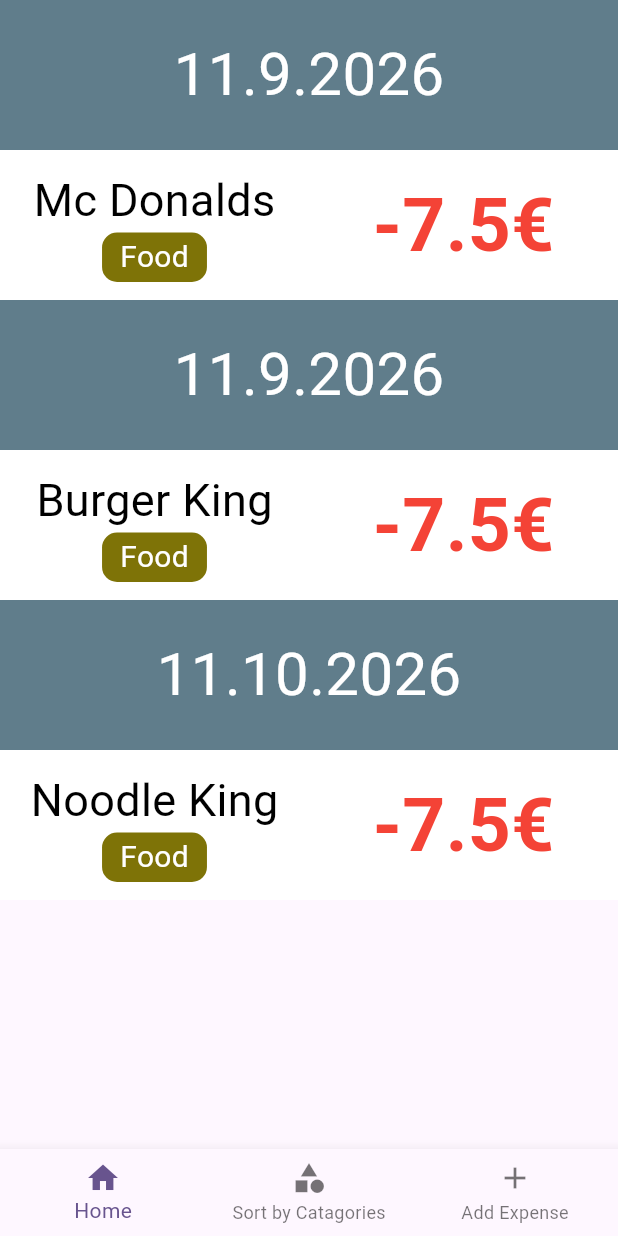
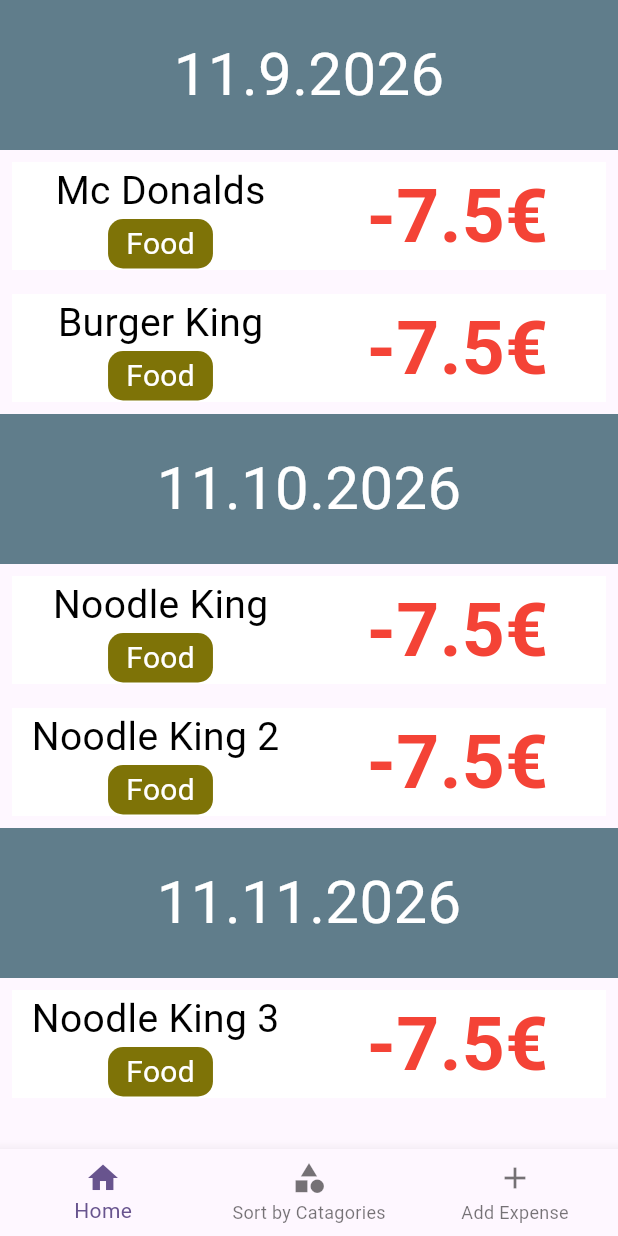
Before and after one commit to domeniksabitzer08-create/simple-expense-tracker, a Flutter app: the screen it shows after launch, on a phone screen of 412 x 824 dp. Run offline on Flutter 3.47's test engine with Material 3 defaults, Android fonts, the light colour scheme and no system bars.

Commit message:
fixed displaying view, added routes, preparation for changing views

```diff
--- /dev/null
+++ b/lib/constants/routes.dart
@@ -0,0 +1,2 @@
+const mainViewRoute = "/mainViewRoute";
+const newExpenseViewRoute = "/newExpemseView";
--- a/lib/main.dart
+++ b/lib/main.dart
@@ -1,5 +1,7 @@
 import 'package:flutter/material.dart';
+import 'package:simple_expense_tracker/constants/routes.dart';
 import 'package:simple_expense_tracker/views/main_view.dart';
+import 'package:simple_expense_tracker/views/new_expense_view.dart';
 
 void main() {
   runApp(const MyApp());
@@ -15,6 +17,10 @@
       title: 'Flutter Demo',
       theme: ThemeData(colorScheme: .fromSeed(seedColor: Colors.deepPurple)),
       home: const MainView(),
+      routes: {
+        mainViewRoute: (context) => MainView(),
+        newExpenseViewRoute: (context) => NewExpenseView(),
+      },
     );
   }
 }
--- a/lib/views/main_view.dart
+++ b/lib/views/main_view.dart
@@ -48,12 +48,32 @@
         color: const Color.fromARGB(255, 126, 115, 7),
       ),
     ),
+    Expense(
+      id: 0,
+      name: "Noodle King 2 ",
+      date: DateTime(2026, 10, 11),
+      expense: 7.50,
+      category: Category(
+        id: 0,
+        name: "Food",
+        color: const Color.fromARGB(255, 126, 115, 7),
+      ),
+    ),
+    Expense(
+      id: 0,
+      name: "Noodle King 3 ",
+      date: DateTime(2026, 11, 11),
+      expense: 7.50,
+      category: Category(
+        id: 0,
+        name: "Food",
+        color: const Color.fromARGB(255, 126, 115, 7),
+      ),
+    ),
   ];
 
-  List<DateTime> dates = [];
   @override
   Widget build(BuildContext context) {
-    List<dynamic> uiList = createList();
     return Scaffold(
       bottomNavigationBar: BottomNavigationBar(
         items: [
@@ -71,27 +91,49 @@
           ),
         ],
       ),
-      body: ListView.builder(
+      body: MainListView(expenes: expenes),
+    );
+  }
+}
+
+class MainListView extends StatefulWidget {
+  const new({
+    super.key,
+    required this.expenes,
+  });
+
+  final List<dynamic> expenes;
+
+  @override
+  State<MainListView> createState() => _MainListViewState();
+}
+
+class _MainListViewState extends State<MainListView> {
+  @override
+  Widget build(BuildContext context) {
+    List<dynamic> uiList = createList(widget.expenes);
+
+    return ListView.builder(
       itemCount: uiList.length,
       itemBuilder: (BuildContext context, int index) {
         final element = uiList[index];
         if (element is Expense) return ExpenseLabel(expense: element);
         return DateLabel(date: element);
       },
-      ),
     );
   }
 
-  List<dynamic> createList() {
+  List<dynamic> createList(List<dynamic> expenes) {
+    List<DateTime> dates = [];
     List list = [];
-    int count = 0;
+
     for (int i = 0; i < expenes.length; i++) {
       Expense exp = expenes[i];
       if (!dates.contains(exp.date)) {
-        list.insert(i + count, exp.date);
+        list.insert(list.length, exp.date);
+        dates.add(exp.date);
       }
-      list.insert(i + count + 1, exp);
-      count++;
+      list.insert(list.length, exp);
     }
     return list;
   }
@@ -123,8 +165,9 @@
 
   @override
   Widget build(BuildContext context) {
-    return Container(
-      height: 100,
+    return Padding(
+      padding: const EdgeInsets.all(8.0),
+      child: Container(
         decoration: BoxDecoration(color: Colors.white),
         child: Row(
           crossAxisAlignment: CrossAxisAlignment.center,
@@ -140,7 +183,7 @@
                     child: AppText(
                       text: _expense.name,
                       color: Colors.black,
-                    fontSize: 30,
+                      fontSize: 26,
                     ),
                   ),
                   CategoryLabel(category: _expense.category),
@@ -159,6 +202,7 @@
             ),
           ],
         ),
+      ),
     );
   }
 }
--- /dev/null
+++ b/lib/views/new_expense_view.dart
@@ -0,0 +1,15 @@
+import 'package:flutter/material.dart';
+
+class NewExpenseView extends StatefulWidget {
+  const new({super.key});
+
+  @override
+  State<NewExpenseView> createState() => _NewExpenseViewState();
+}
+
+class _NewExpenseViewState extends State<NewExpenseView> {
+  @override
+  Widget build(BuildContext context) {
+    return const Placeholder();
+  }
+}
--- a/lib/widgets/app_text_widget.dart
+++ b/lib/widgets/app_text_widget.dart
@@ -5,6 +5,7 @@
   final double? _fontSize;
   final Color? _color;
   final FontWeight? _fontWeight;
+  final TextAlign? _textAlign;
 
   const AppText({
     super.key,
@@ -12,12 +13,14 @@
     this._fontSize,
     this._color,
     this._fontWeight,
+    this._textAlign,
   });
 
   @override
   Widget build(BuildContext context) {
     return Text(
       _text,
+      textAlign: _textAlign,
       style: TextStyle(
         fontSize: _fontSize,
         color: _color,
```
Lines whose indentation alone changed are shown as unchanged.
